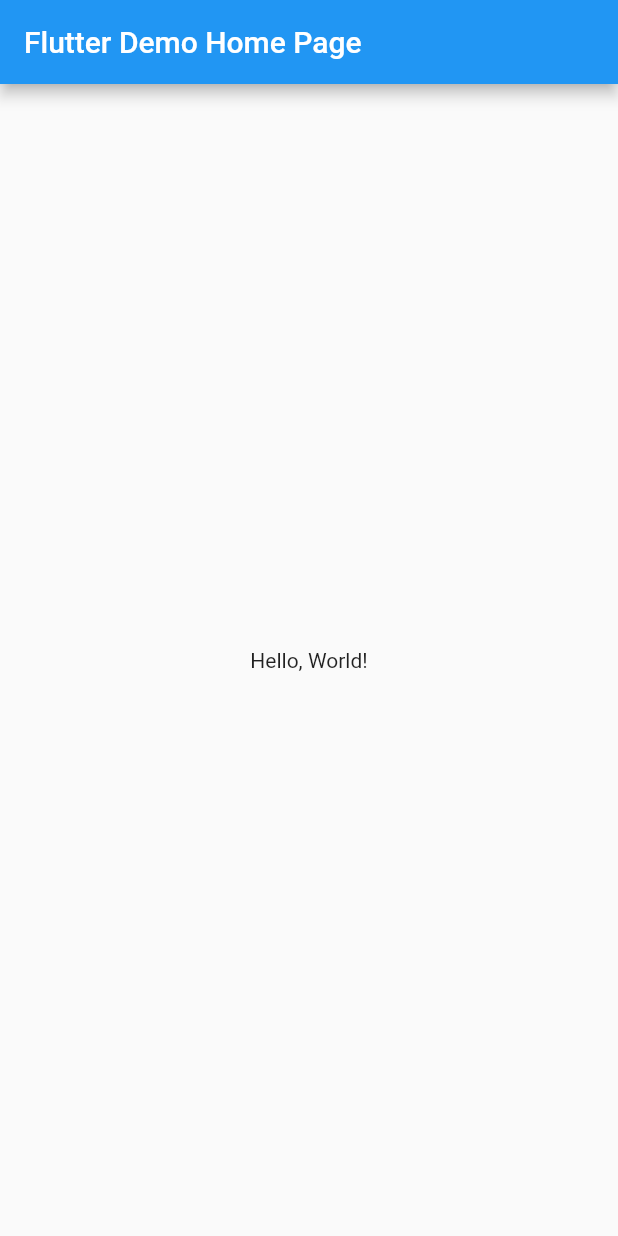
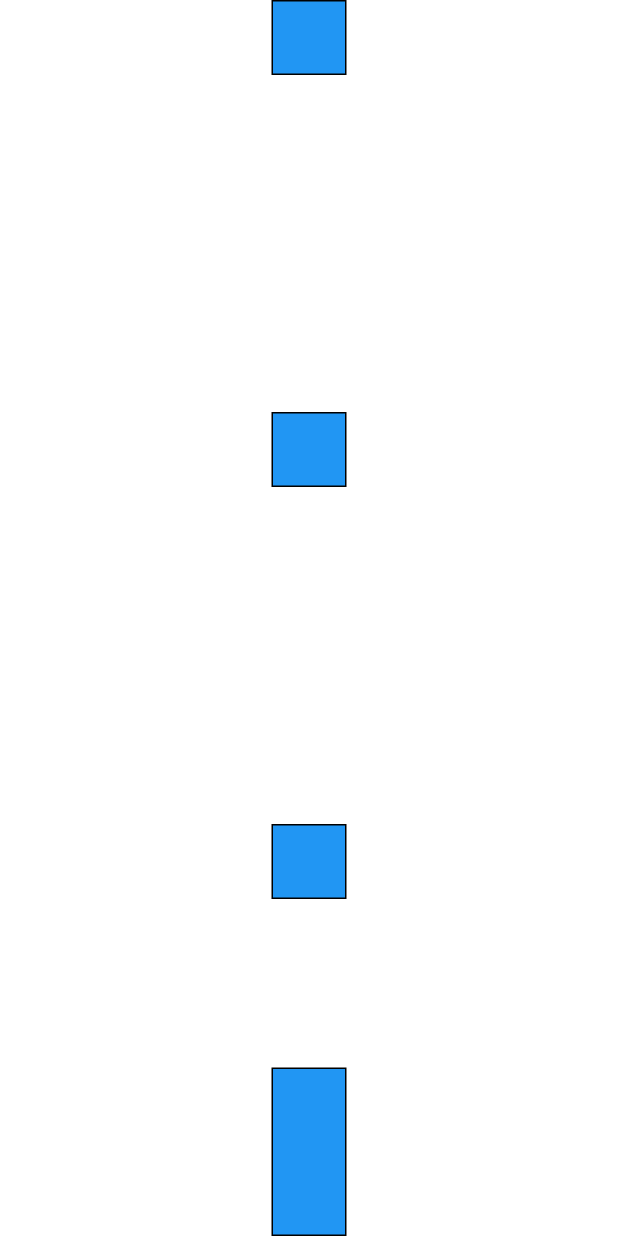
Before and after one commit to hieutle2011/flutter-examples, a Flutter app: the screen it shows after launch, on a phone screen of 412 x 824 dp. Run offline on Flutter 3.47's test engine with Material 2 defaults, Android fonts, the phone set to English and light mode, and no system bars; missing offline and left inert: flutter_web.

Commit message:
add basic layout concepts

```diff
--- a/lib/main.dart
+++ b/lib/main.dart
@@ -6,56 +6,86 @@ class MyApp extends StatelessWidget {
   // This widget is the root of your application.
   @override
   Widget build(BuildContext context) {
-    return MaterialApp(
-      title: 'Flutter Demo',
-      theme: ThemeData(
-        primarySwatch: Colors.blue,
+    return ColumnBox();
+  }
+}
+
+class BlueBox extends StatelessWidget {
+  @override
+  Widget build(BuildContext context) {
+    return Container(
+      width: 50,
+      height: 50,
+      decoration: BoxDecoration(
+        color: Colors.blue,
+        border: Border.all(),
       ),
-      home: MyHomePage(title: 'Flutter Demo Home Page'),
     );
   }
 }
 
-class MyHomePage extends StatelessWidget {
-  MyHomePage({Key key, this.title}) : super(key: key);
-
-  final String title;
-
+class ColumnBox extends StatelessWidget {
   @override
   Widget build(BuildContext context) {
-    // The Flutter framework has been optimized to make rerunning build methods
-    // fast, so that you can just rebuild anything that needs updating rather
-    // than having to individually change instances of widgets.
-    return Scaffold(
-      appBar: AppBar(
-        title: Text(title),
-      ),
-      body: Center(
-        // Center is a layout widget. It takes a single child and positions it
-        // in the middle of the parent.
-        child: Column(
-          // Column is also layout widget. It takes a list of children and
-          // arranges them vertically. By default, it sizes itself to fit its
-          // children horizontally, and tries to be as tall as its parent.
-          //
-          // Invoke "debug painting" (choose the "Toggle Debug Paint" action
-          // from the Flutter Inspector in Android Studio, or the "Toggle Debug
-          // Paint" command in Visual Studio Code) to see the wireframe for each
-          // widget.
-          //
-          // Column has various properties to control how it sizes itself and
-          // how it positions its children. Here we use mainAxisAlignment to
-          // center the children vertically; the main axis here is the vertical
-          // axis because Columns are vertical (the cross axis would be
-          // horizontal).
-          mainAxisAlignment: MainAxisAlignment.center,
-          children: <Widget>[
-            Text(
-              'Hello, World!',
-            ),
-          ],
+    return Column(
+      mainAxisSize: MainAxisSize.min,
+      mainAxisAlignment: MainAxisAlignment.center,
+      children: <Widget>[
+        BlueBox(),
+        Spacer(
+          flex: 2,
         ),
-      ), // This trailing comma makes auto-formatting nicer for build methods.
+        BlueBox(),
+        Spacer(
+          flex: 2,
+        ),
+        BlueBox(),
+        Spacer(
+          flex: 1,
+        ),
+        // Image.network(
+        //     'https://github.com/flutter/website/blob/master/examples/layout/sizing/images/pic1.jpg?raw=true'),
+        Expanded(
+          // Filling extra space
+          child: BlueBox(),
+        ),
+      ],
     );
   }
 }
+
+class HeyText extends StatelessWidget {
+  @override
+  Widget build(BuildContext context) {
+    return Row(
+      crossAxisAlignment: CrossAxisAlignment.baseline,
+      textBaseline: TextBaseline.alphabetic,
+      children: [
+        Text(
+          'Hey!',
+          style: TextStyle(
+            fontSize: 30,
+            fontFamily: 'Futura',
+            color: Colors.blue,
+          ),
+        ),
+        Text(
+          'Hey!',
+          style: TextStyle(
+            fontSize: 50,
+            fontFamily: 'Futura',
+            color: Colors.green,
+          ),
+        ),
+        Text(
+          'Hey!',
+          style: TextStyle(
+            fontSize: 40,
+            fontFamily: 'Futura',
+            color: Colors.red,
+          ),
+        ),
+      ],
+    );
+  }
+}
```
